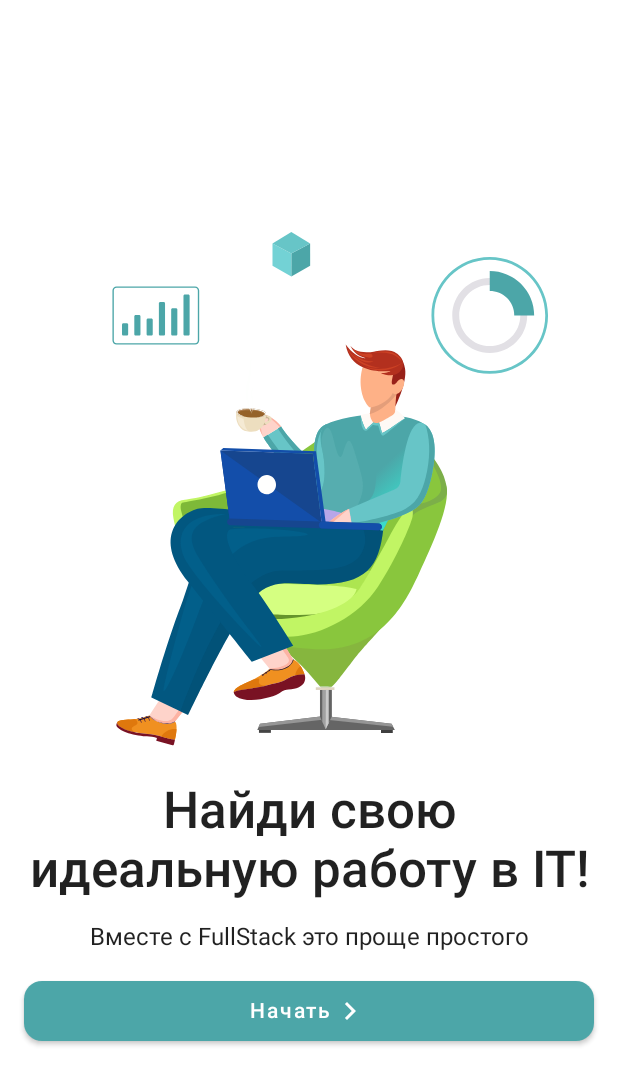
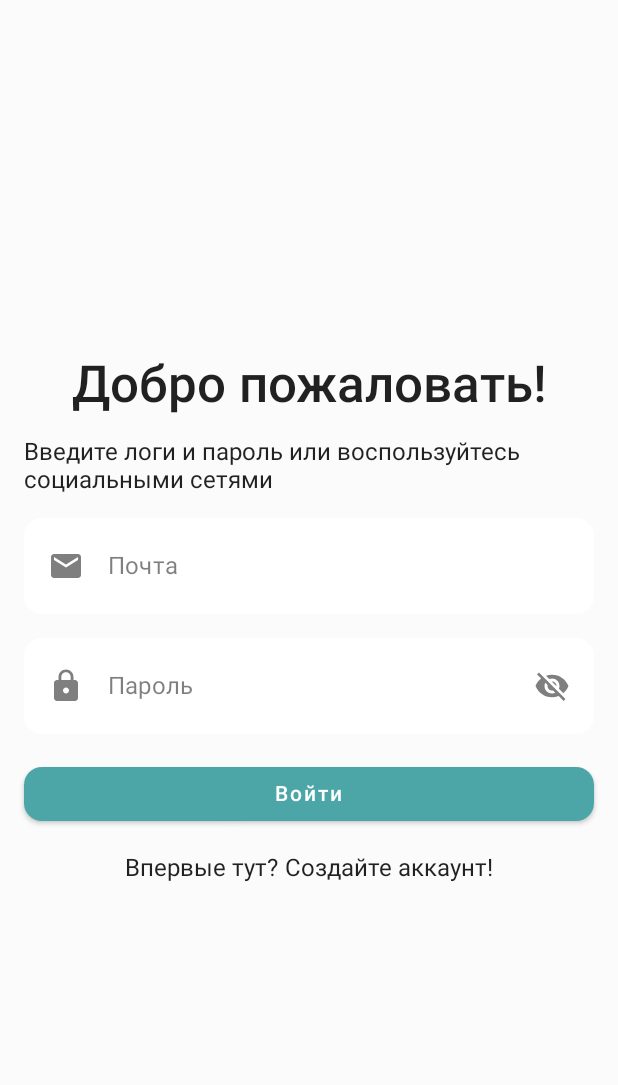
Before and after one commit to heiwa-local/vkr-mirea, an Android app built with Jetpack Compose: the screen it shows after launch (MainActivity), on a phone screen of 412 x 824 dp. Shown: the top 1085 px of the screen. Run offline under Robolectric (Android 15) with nearby library versions, the phone set to English and light mode, and no system bars.

Commit message:
add SignUpScreen and update Theme

```diff
--- a/FullstackApplicantAndroidApp/app/build.gradle
+++ b/FullstackApplicantAndroidApp/app/build.gradle
@@ -48,6 +48,8 @@ android {
 
 dependencies {
 
+    implementation "androidx.compose.material:material-icons-extended:$compose_ui_version"
+
     implementation 'androidx.core:core-ktx:1.7.0'
     implementation 'androidx.lifecycle:lifecycle-runtime-ktx:2.3.1'
     implementation 'androidx.activity:activity-compose:1.3.1'
--- a/FullstackApplicantAndroidApp/app/src/main/java/com/heiwalocal/fullstackapplicantandroidapp/MainActivity.kt
+++ b/FullstackApplicantAndroidApp/app/src/main/java/com/heiwalocal/fullstackapplicantandroidapp/MainActivity.kt
@@ -5,7 +5,7 @@ import android.view.View
 import android.view.WindowManager
 import androidx.activity.ComponentActivity
 import androidx.activity.compose.setContent
-import com.heiwalocal.fullstackapplicantandroidapp.screens.start.StartScreen
+import com.heiwalocal.fullstackapplicantandroidapp.screens.signup.SignUpScreen
 import com.heiwalocal.fullstackapplicantandroidapp.ui.theme.FullstackApplicantAndroidAppTheme
 
 
@@ -19,7 +19,8 @@ class MainActivity : ComponentActivity() {
         window.decorView.systemUiVisibility = View.SYSTEM_UI_FLAG_LIGHT_STATUS_BAR
         setContent {
             FullstackApplicantAndroidAppTheme {
-                StartScreen()
+                SignUpScreen()
+//                StartScreen()
             }
         }
     }
--- /dev/null
+++ b/FullstackApplicantAndroidApp/app/src/main/java/com/heiwalocal/fullstackapplicantandroidapp/screens/signup/SignUpScreen.kt
@@ -0,0 +1,97 @@
+package com.heiwalocal.fullstackapplicantandroidapp.screens.signup
+
+import android.util.Log
+import androidx.compose.foundation.clickable
+import androidx.compose.foundation.layout.*
+import androidx.compose.foundation.text.ClickableText
+import androidx.compose.material.Divider
+import androidx.compose.material.MaterialTheme
+import androidx.compose.material.Scaffold
+import androidx.compose.material.Text
+import androidx.compose.runtime.*
+import androidx.compose.ui.Alignment
+import androidx.compose.ui.Modifier
+import androidx.compose.ui.text.style.TextAlign
+import androidx.compose.ui.unit.dp
+import com.heiwalocal.fullstackapplicantandroidapp.ui.components.LargeButton
+import com.heiwalocal.fullstackapplicantandroidapp.ui.components.inputfields.EmailInputLine
+import com.heiwalocal.fullstackapplicantandroidapp.ui.components.inputfields.PasswordInputLine
+import com.heiwalocal.fullstackapplicantandroidapp.ui.theme.ExtendedTheme
+
+@Composable
+fun SignUpScreen(
+
+) {
+    var email by remember { mutableStateOf("") }
+    var password by remember { mutableStateOf("") }
+    Scaffold(
+        backgroundColor = ExtendedTheme.colors.screenBackground
+    ) {
+        Column(
+            modifier = Modifier
+                .fillMaxSize()
+                .padding(16.dp),
+            horizontalAlignment = Alignment.CenterHorizontally,
+            verticalArrangement = Arrangement.Center
+        ) {
+            Text(
+                text = "Добро пожаловать!",
+                style = MaterialTheme.typography.h1,
+                textAlign = TextAlign.Center
+            )
+            Text(
+                modifier = Modifier
+                    .padding(top = 16.dp),
+                text = "Введите логи и пароль или воспользуйтесь социальными сетями",
+                style = MaterialTheme.typography.body1
+            )
+            EmailInputLine(
+                modifier = Modifier
+                    .padding(
+                        top = 16.dp
+                    ),
+                email = email,
+                onValueChange = {
+                    email = it
+                }
+            )
+            PasswordInputLine(
+                modifier = Modifier
+                    .padding(
+                        top = 16.dp
+                    ),
+                password = password,
+                onValueChange = {
+                    password = it
+                }
+            )
+            LargeButton(
+                modifier = Modifier
+                    .padding(
+                        top = 16.dp
+                    ),
+                onClick = { /*TODO*/ }
+            ) {
+                Text(
+                    text = "Войти"
+                )
+            }
+            Row(
+                modifier = Modifier
+                    .padding(
+                        top = 16.dp
+                    ),
+                verticalAlignment = Alignment.CenterVertically,
+            ) {
+                Text(
+                    text = "Впервые тут? "
+                )
+                Text(
+                    modifier = Modifier
+                        .clickable { Log.e("asdasd", "123") },
+                    text = "Создайте аккаунт!"
+                )
+            }
+        }
+    }
+}
--- a/FullstackApplicantAndroidApp/app/src/main/java/com/heiwalocal/fullstackapplicantandroidapp/ui/components/LargeButton.kt
+++ b/FullstackApplicantAndroidApp/app/src/main/java/com/heiwalocal/fullstackapplicantandroidapp/ui/components/buttons/LargeButton.kt
@@ -1,17 +1,16 @@
 package com.heiwalocal.fullstackapplicantandroidapp.ui.components
 
 import androidx.compose.foundation.layout.Row
-import androidx.compose.foundation.layout.RowScope
 import androidx.compose.foundation.layout.fillMaxWidth
 import androidx.compose.foundation.shape.RoundedCornerShape
 import androidx.compose.material.Button
-import androidx.compose.material.ButtonColors
 import androidx.compose.material.ButtonDefaults
 import androidx.compose.runtime.Composable
 import androidx.compose.ui.Alignment
 import androidx.compose.ui.Modifier
 import androidx.compose.ui.graphics.Color
 import androidx.compose.ui.unit.dp
+import com.heiwalocal.fullstackapplicantandroidapp.ui.theme.ExtendedTheme
 
 @Composable
 fun LargeButton(
@@ -24,8 +23,8 @@ fun LargeButton(
             .fillMaxWidth(),
         onClick = onClick,
         colors = ButtonDefaults.buttonColors(
-            backgroundColor = Color(0xFF4CA6A8),
-            contentColor = Color(0xFFFFFFFF)
+            backgroundColor = ExtendedTheme.colors.largeButtonBackground,
+            contentColor = ExtendedTheme.colors.largeButtonContent
         ),
         shape = RoundedCornerShape(12.dp)
     ) {
--- /dev/null
+++ b/FullstackApplicantAndroidApp/app/src/main/java/com/heiwalocal/fullstackapplicantandroidapp/ui/components/inputfields/EmailInputLine.kt
@@ -0,0 +1,53 @@
+package com.heiwalocal.fullstackapplicantandroidapp.ui.components.inputfields
+
+import androidx.compose.foundation.background
+import androidx.compose.foundation.layout.Box
+import androidx.compose.foundation.layout.fillMaxWidth
+import androidx.compose.foundation.layout.padding
+import androidx.compose.foundation.shape.RoundedCornerShape
+import androidx.compose.material.Icon
+import androidx.compose.material.Text
+import androidx.compose.material.TextField
+import androidx.compose.material.TextFieldDefaults
+import androidx.compose.material.icons.Icons
+import androidx.compose.material.icons.filled.Email
+import androidx.compose.runtime.Composable
+import androidx.compose.ui.Modifier
+import androidx.compose.ui.draw.clip
+import androidx.compose.ui.graphics.Color
+import androidx.compose.ui.unit.dp
+import com.heiwalocal.fullstackapplicantandroidapp.ui.theme.ExtendedTheme
+
+@Composable
+fun EmailInputLine(
+    email: String,
+    modifier: Modifier = Modifier,
+    onValueChange: (String) -> Unit
+) {
+    Box(
+        modifier = modifier
+            .clip(RoundedCornerShape(12.dp))
+            .fillMaxWidth()
+            .background(ExtendedTheme.colors.emailInputLineBackground)
+    ) {
+        TextField(
+            modifier = Modifier
+                .padding(4.dp)
+                .fillMaxWidth(),
+            value = email,
+            onValueChange = onValueChange,
+            colors = TextFieldDefaults.textFieldColors(
+                backgroundColor = ExtendedTheme.colors.emailInputLineBackground,
+                placeholderColor = ExtendedTheme.colors.emailInputLinePlaceholder,
+                leadingIconColor = ExtendedTheme.colors.emailInputLineIcon,
+                trailingIconColor = ExtendedTheme.colors.emailInputLineIcon,
+                textColor = ExtendedTheme.colors.emailInputLineText,
+                focusedIndicatorColor = Color.Transparent,
+                unfocusedIndicatorColor = Color.Transparent,
+                disabledIndicatorColor = Color.Transparent
+            ),
+            leadingIcon = { Icon(imageVector = Icons.Default.Email, contentDescription = null) },
+            placeholder = { Text(text = "Почта") }
+        )
+    }
+}
--- /dev/null
+++ b/FullstackApplicantAndroidApp/app/src/main/java/com/heiwalocal/fullstackapplicantandroidapp/ui/components/inputfields/PasswordInputLine.kt
@@ -0,0 +1,70 @@
+package com.heiwalocal.fullstackapplicantandroidapp.ui.components.inputfields
+
+import android.widget.ImageButton
+import androidx.compose.foundation.background
+import androidx.compose.foundation.layout.Box
+import androidx.compose.foundation.layout.fillMaxWidth
+import androidx.compose.foundation.layout.padding
+import androidx.compose.foundation.shape.RoundedCornerShape
+import androidx.compose.material.*
+import androidx.compose.material.icons.Icons
+import androidx.compose.material.icons.filled.Lock
+import androidx.compose.material.icons.filled.Visibility
+import androidx.compose.material.icons.filled.VisibilityOff
+import androidx.compose.runtime.*
+import androidx.compose.ui.Modifier
+import androidx.compose.ui.draw.clip
+import androidx.compose.ui.graphics.Color
+import androidx.compose.ui.text.input.PasswordVisualTransformation
+import androidx.compose.ui.text.input.VisualTransformation
+import androidx.compose.ui.unit.dp
+import com.heiwalocal.fullstackapplicantandroidapp.ui.theme.ExtendedTheme
+
+@Composable
+fun PasswordInputLine(
+    password: String,
+    modifier: Modifier = Modifier,
+    onValueChange: (String) -> Unit
+) {
+
+    var visible by remember { mutableStateOf(false) }
+
+    Box(
+        modifier = modifier
+            .clip(RoundedCornerShape(12.dp))
+            .fillMaxWidth()
+            .background(ExtendedTheme.colors.emailInputLineBackground)
+    ) {
+        TextField(
+            modifier = Modifier
+                .padding(4.dp)
+                .fillMaxWidth(),
+            value = password,
+            visualTransformation = if (visible) VisualTransformation.None else PasswordVisualTransformation(),
+            onValueChange = onValueChange,
+            colors = TextFieldDefaults.textFieldColors(
+                backgroundColor = ExtendedTheme.colors.passwordInputLineBackground,
+                placeholderColor = ExtendedTheme.colors.passwordInputLinePlaceholder,
+                leadingIconColor = ExtendedTheme.colors.passwordInputLineIcon,
+                trailingIconColor = ExtendedTheme.colors.passwordInputLineIcon,
+                textColor = ExtendedTheme.colors.passwordInputLineText,
+                focusedIndicatorColor = Color.Transparent,
+                unfocusedIndicatorColor = Color.Transparent,
+                disabledIndicatorColor = Color.Transparent
+            ),
+            leadingIcon = { Icon(imageVector = Icons.Default.Lock, contentDescription = null) },
+            trailingIcon = {
+                if (visible) {
+                    IconButton(onClick = { visible = false }) {
+                        Icon(imageVector = Icons.Default.Visibility, contentDescription = null)
+                    }
+                } else {
+                    IconButton(onClick = { visible = true }) {
+                        Icon(imageVector = Icons.Default.VisibilityOff, contentDescription = null)
+                    }
+                }
+            },
+            placeholder = { Text(text = "Пароль") }
+        )
+    }
+}
--- a/FullstackApplicantAndroidApp/app/src/main/java/com/heiwalocal/fullstackapplicantandroidapp/ui/theme/Theme.kt
+++ b/FullstackApplicantAndroidApp/app/src/main/java/com/heiwalocal/fullstackapplicantandroidapp/ui/theme/Theme.kt
@@ -5,6 +5,9 @@ import androidx.compose.material.MaterialTheme
 import androidx.compose.material.darkColors
 import androidx.compose.material.lightColors
 import androidx.compose.runtime.Composable
+import androidx.compose.runtime.CompositionLocalProvider
+import androidx.compose.runtime.ReadOnlyComposable
+import androidx.compose.runtime.staticCompositionLocalOf
 import androidx.compose.ui.graphics.Color
 
 private val DarkColorPalette = darkColors(
@@ -27,24 +30,100 @@ private val LightColorPalette = lightColors(
     onSurface = Color.Black,
     */
 )
+data class ExtendedColors(
+    val largeButtonBackground: Color,
+    val largeButtonContent: Color,
+    val emailInputLineBackground: Color,
+    val emailInputLinePlaceholder: Color,
+    val emailInputLineIcon: Color,
+    val emailInputLineText: Color,
+    val passwordInputLineBackground: Color,
+    val passwordInputLinePlaceholder: Color,
+    val passwordInputLineIcon: Color,
+    val passwordInputLineText: Color,
+    val screenBackground: Color,
+)
+
+private val ExtendedDarkColorPalette by lazy {
+    ExtendedColors(
+        largeButtonBackground = Color(0xFF4CA6A8),
+        largeButtonContent = Color(0xFF4CA6A8),
+        emailInputLineBackground = Color(0xFFFFFFFF),
+        emailInputLinePlaceholder = Color(0x80000000),
+        emailInputLineIcon = Color(0xFF000000),
+        emailInputLineText = Color.White,
+        passwordInputLineBackground = Color(0xFF000000),
+        passwordInputLinePlaceholder = Color(0x80000000),
+        passwordInputLineIcon = Color(0x80000000),
+        passwordInputLineText = Color(0x80000000),
+        screenBackground = Color(0xFFFBFBFB)
+    )
+}
+
+private val ExtendedLightColorPalette by lazy {
+    ExtendedColors(
+        largeButtonBackground = Color(0xFF4CA6A8),
+        largeButtonContent = Color(0xFFFFFFFF),
+        emailInputLineBackground = Color(0xFFFFFFFF),
+        emailInputLinePlaceholder = Color(0x80000000),
+        emailInputLineIcon = Color(0x80000000),
+        emailInputLineText = Color(0xFF000000),
+        passwordInputLineBackground = Color(0xFFFFFFFF),
+        passwordInputLinePlaceholder = Color(0x80000000),
+        passwordInputLineIcon = Color(0x80000000),
+        passwordInputLineText = Color(0xFF000000),
+        screenBackground = Color(0xFFFBFBFB)
+    )
+}
+
+val ExtendedLocalColorPalette = staticCompositionLocalOf {
+    ExtendedColors(
+        largeButtonBackground = Color.Unspecified,
+        largeButtonContent = Color.Unspecified,
+        emailInputLineBackground = Color.Unspecified,
+        emailInputLinePlaceholder = Color.Unspecified,
+        emailInputLineIcon = Color.Unspecified,
+        emailInputLineText = Color.Unspecified,
+        passwordInputLineBackground = Color.Unspecified,
+        passwordInputLinePlaceholder = Color.Unspecified,
+        passwordInputLineIcon = Color.Unspecified,
+        passwordInputLineText = Color.Unspecified,
+        screenBackground = Color.Unspecified,
+    )
+}
 
 @Composable
 fun FullstackApplicantAndroidAppTheme(
     darkTheme: Boolean = isSystemInDarkTheme(),
     content: @Composable () -> Unit
 ) {
-//    val systemUiController = rememberSystemUiController()
-//    systemUiController.setSystemBarsColor(Color.Transparent)
+    val extendedColors = if (darkTheme) {
+        ExtendedDarkColorPalette
+    } else {
+        ExtendedLightColorPalette
+    }
+
     val colors = if (darkTheme) {
         DarkColorPalette
     } else {
         LightColorPalette
     }
+    CompositionLocalProvider(
+        ExtendedLocalColorPalette provides extendedColors,
+    ) {
+        MaterialTheme(
+            colors = colors,
+            typography = Typography,
+            shapes = Shapes,
+            content = content
+        )
+    }
+}
 
-    MaterialTheme(
-        colors = colors,
-        typography = Typography,
-        shapes = Shapes,
-        content = content
-    )
+object ExtendedTheme {
+    val colors: ExtendedColors
+        @Composable
+        @ReadOnlyComposable
+        get() = ExtendedLocalColorPalette.current
+    val typography = kotlin.text.Typography
 }
```
